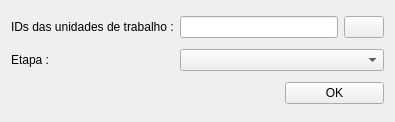
Above: uis/createActivities.ui from dsgoficial/SAP_Gerente before the change. Below: the same form after it.
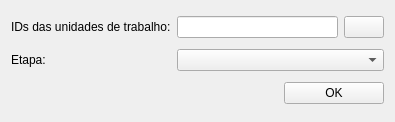
That is the form after the change.

Diff of the .ui file:
```diff
--- a/uis/createActivities.ui
+++ b/uis/createActivities.ui
@@ -17,7 +17,7 @@
    <item row="0" column="0">
     <widget class="QLabel" name="label">
      <property name="text">
-      <string>IDs das unidades de trabalho :</string>
+      <string>IDs das unidades de trabalho:</string>
      </property>
     </widget>
    </item>
@@ -38,7 +38,7 @@
    <item row="1" column="0">
     <widget class="QLabel" name="label_2">
      <property name="text">
-      <string>Etapa :</string>
+      <string>Etapa:</string>
      </property>
     </widget>
    </item>
```
